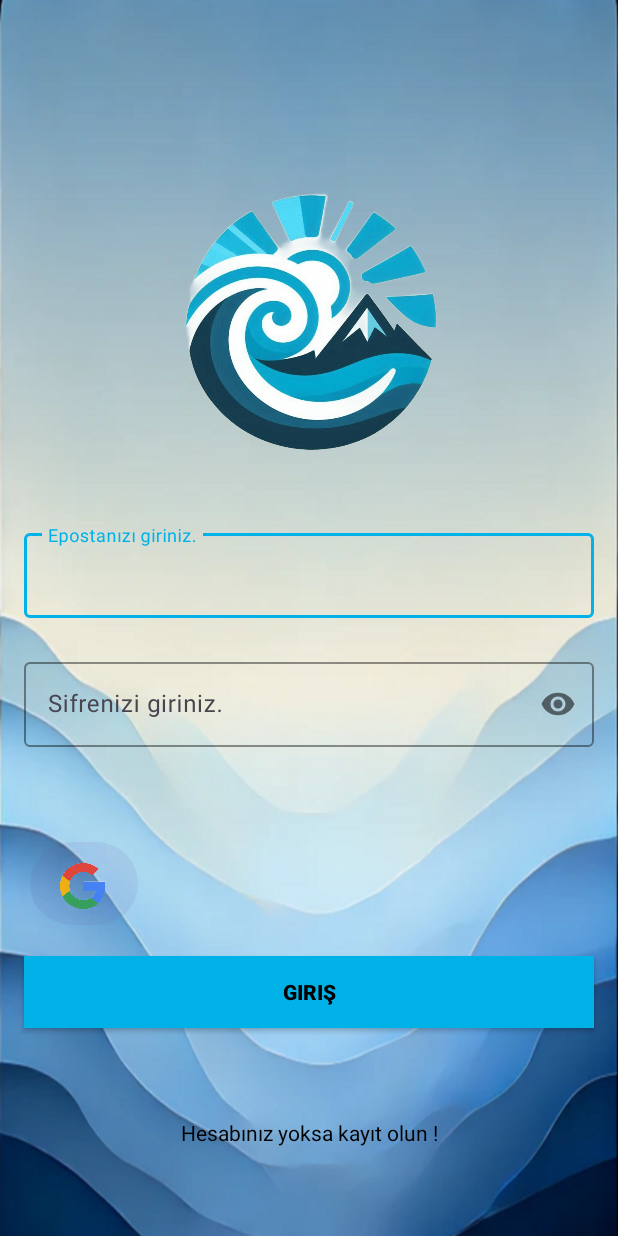
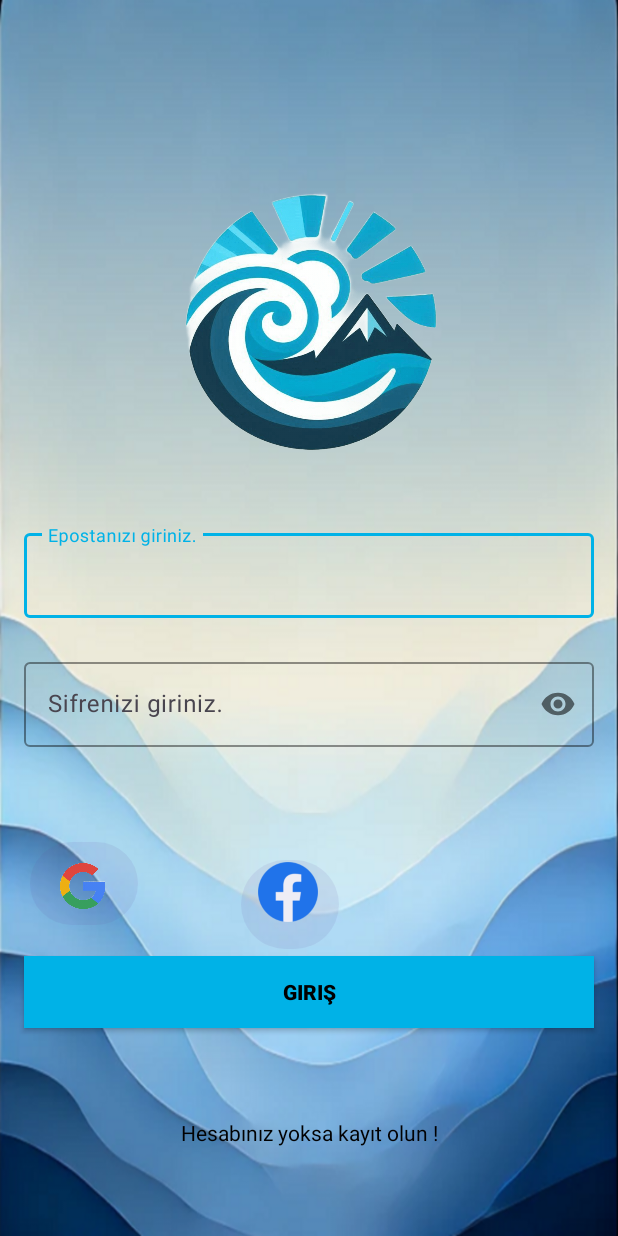
Before and after one commit to xBugor/discovery-app-, an Android app: the screen it shows after launch (MainActivity), on a phone screen of 412 x 824 dp. Run offline under Robolectric (Android 15) with nearby library versions, the phone set to English and light mode, and no system bars; our stand-ins replace Firebase (no records; nobody signed in at launch, a user with empty details on screens opened directly); libraries missing offline, so code that uses them is left out: com.facebook, com.facebook.login; Roboto replaces fonts that are not available here; 3 statements that could not run were skipped.

Commit message:
facebook

```diff
--- a/app/build.gradle.kts
+++ b/app/build.gradle.kts
@@ -50,6 +50,7 @@ dependencies {
     implementation(libs.firebase.auth)
     testImplementation(libs.junit)
     implementation("com.google.android.gms:play-services-auth:21.2.0")
+    implementation("com.facebook.android:facebook-login:latest.release")
 
 
     androidTestImplementation(libs.androidx.junit)
--- a/app/src/main/java/com/example/mobileprogramming/MainActivity.kt
+++ b/app/src/main/java/com/example/mobileprogramming/MainActivity.kt
@@ -16,6 +16,13 @@ import androidx.activity.result.contract.ActivityResultContracts
 import androidx.appcompat.app.AppCompatActivity
 import androidx.core.view.ViewCompat
 import androidx.core.view.WindowInsetsCompat
+import com.facebook.AccessToken
+import com.facebook.CallbackManager
+import com.facebook.FacebookCallback
+import com.facebook.FacebookException
+import com.facebook.login.Login
+import com.facebook.login.LoginManager
+import com.facebook.login.LoginResult
 import com.google.android.gms.auth.api.identity.BeginSignInRequest
 import com.google.android.gms.auth.api.identity.SignInClient
 import com.google.android.gms.auth.api.signin.GoogleSignIn
@@ -34,7 +41,8 @@ class MainActivity : AppCompatActivity() {
     private lateinit var firebase: FirebaseAuth
     private lateinit var signInRequest: BeginSignInRequest
     private lateinit var googleSignInClient: GoogleSignInClient
-
+    private lateinit var callbackManager: CallbackManager
+    private lateinit var loginManager: LoginManager
     private var oneTapClint: SignInClient? =
         null//google tarafından yapılan one tap clientin tanımlanmasını sağlar.Bunun üzerinden oturum açma ve kullanıcı doğrulama işlemleri gerçekleştirilir.
 
@@ -104,6 +112,64 @@ class MainActivity : AppCompatActivity() {
         findViewById<Button>(R.id.googleGiris).setOnClickListener {
             googlegirisfonk()
         }
+
+
+        val fcbkbutton=findViewById<Button>(R.id.fcbklogin)
+        var callbackManager = CallbackManager.Factory.create();
+        val accessToken=AccessToken.getCurrentAccessToken()
+        if(accessToken!=null&&!accessToken.isExpired){
+            startActivity(Intent(this,giris::class.java))
+            finish()
+            LoginManager.getInstance().registerCallback(callbackManager,
+                object :FacebookCallback<LoginResult>{
+                    override fun onCancel() {
+                    }
+
+                    override fun onError(error: FacebookException) {
+                    }
+
+                    override fun onSuccess(result: LoginResult) {
+                        startActivity(Intent(this@MainActivity,giris::class.java))
+                        finish()
+                    }
+
+
+                })
+            fcbkbutton.setOnClickListener(){
+                LoginManager.getInstance().logInWithReadPermissions(this, listOf("public_profile,email"));
+            }
+
+
+
+
+        }
+         fun onActivityResult(requestCode: Int, resultCode: Int, data: Intent?) {
+            callbackManager.onActivityResult(requestCode,resultCode,data)
+             super.onActivityResult(requestCode, resultCode, data)
+        }
+
+
+
+
+
+
+
+
+
+
+
+
+
+
+
+
+
+
+
+
+
+
+
     }
   //  oturum açma için gerekli bir intent .
     private fun googlegirisfonk() {
--- a/app/src/main/res/layout/activity_main.xml
+++ b/app/src/main/res/layout/activity_main.xml
@@ -67,6 +67,7 @@
             android:inputType="textPassword"
 
             android:textColor="@color/black" />
+
     </com.google.android.material.textfield.TextInputLayout>
 
     <androidx.appcompat.widget.AppCompatButton
@@ -138,5 +139,35 @@
         app:layout_constraintStart_toStartOf="parent"
         app:layout_constraintTop_toTopOf="parent" />
 
+    <ImageView
+        android:id="@+id/imageView6"
+        android:layout_width="40dp"
+        android:layout_height="44dp"
+        android:layout_marginStart="172dp"
+        android:layout_marginTop="510dp"
+        android:layout_marginEnd="172dp"
+        android:layout_marginBottom="120dp"
+        app:layout_constraintBottom_toBottomOf="parent"
+        app:layout_constraintEnd_toEndOf="parent"
+        app:layout_constraintHorizontal_bias="0.0"
+        app:layout_constraintStart_toStartOf="parent"
+        app:layout_constraintTop_toTopOf="parent"
+        app:layout_constraintVertical_bias="0.416"
+        app:srcCompat="@drawable/facebookl" />
+
+    <Button
+        android:id="@+id/fcbklogin"
+        android:layout_width="65dp"
+        android:layout_height="67dp"
+        android:layout_marginStart="160dp"
+        android:layout_marginTop="523dp"
+        android:layout_marginEnd="186dp"
+        android:layout_marginBottom="141dp"
+        android:alpha="0.1"
+        app:layout_constraintBottom_toBottomOf="parent"
+        app:layout_constraintEnd_toEndOf="parent"
+        app:layout_constraintStart_toStartOf="parent"
+        app:layout_constraintTop_toTopOf="parent" />
+
 
 </androidx.constraintlayout.widget.ConstraintLayout>
--- a/app/src/main/res/values/strings.xml
+++ b/app/src/main/res/values/strings.xml
@@ -1,4 +1,9 @@
 <resources>
     <string name="app_name">MobileProgramming</string>
     <string name="baglantiID">847789398925-064v8on5687o75no3psfqf0iinq8eruv.apps.googleusercontent.com</string>
+    <string name="facebook_app_id">8710515345694718</string>
+    <string name="fb_login_protocol_scheme">fb8710515345694718</string>
+    <string name="facebook_client_token">93eea2729112bbb2d7704c31e5461f16</string>
+
+
 </resources>
```
Also changed, not shown: app/src/main/AndroidManifest.xml (+21 -1 lines), app/src/main/res/drawable/facebook.png (added), app/src/main/res/drawable/facebookl.png (added).
